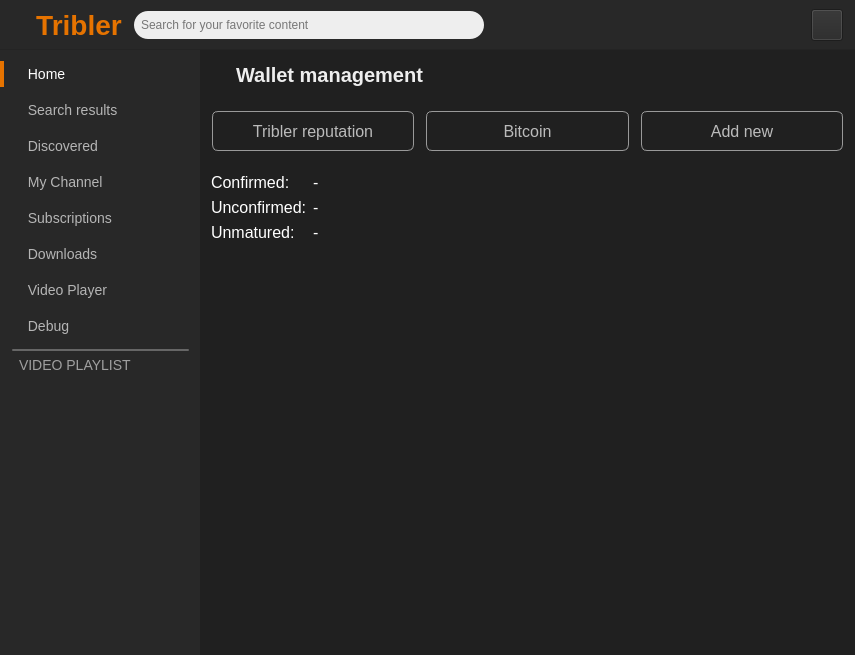
Qt form TriblerGUI/qt_resources/mainwindow.ui (vwigmore/tribler) before a commit.
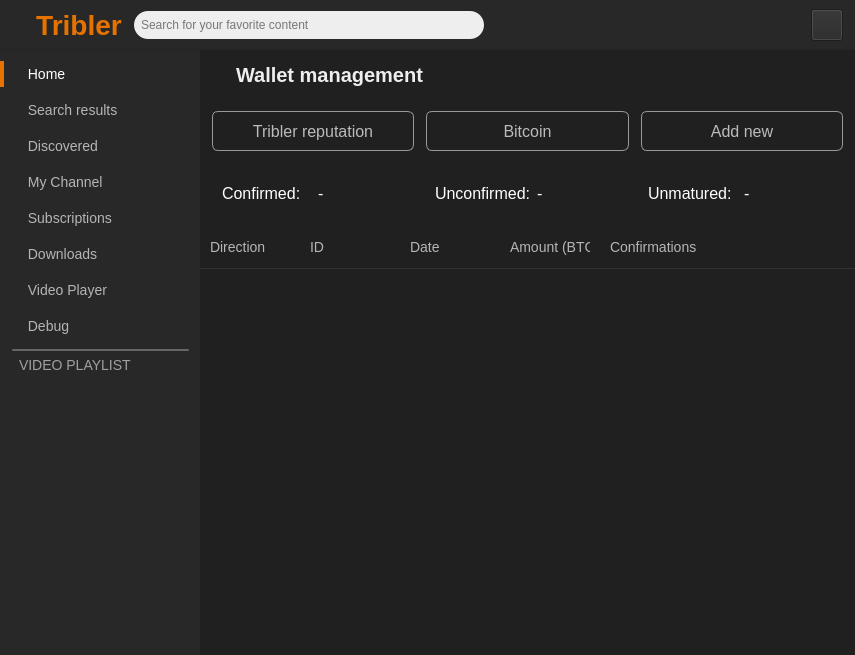
The same form after that commit. The open tabs and pages were chosen to show the change. Icons and pictures are not drawn. Custom widgets are drawn as their Qt base class.

Commit message: Added transactions overview to btc wallet

Diff of the .ui file:
```diff
--- a/TriblerGUI/qt_resources/mainwindow.ui
+++ b/TriblerGUI/qt_resources/mainwindow.ui
@@ -10208,6 +10208,40 @@
          </layout>
         </widget>
         <widget class="MarketWalletsPage" name="market_wallets_page">
+         <property name="styleSheet">
+          <string notr="true">QTreeWidget {
+border: none;
+font-size: 13px;
+}
+QTreeWidget::item {
+color: #eee;
+height: 30px;
+border-bottom: 1px solid #303030;
+}
+QTreeWidget::item:hover {
+background-color: #303030;
+}
+QTreeWidget::item::selected {
+background-color: #444;
+}
+QHeaderView {
+background-color: transparent;
+}
+QHeaderView::section {
+background-color: transparent;
+border: none;
+color: #B5B5B5;
+padding: 10px;
+font-size: 14px;
+border-bottom: 1px solid #303030;
+}
+QHeaderView::section:hover {
+color: white;
+}
+QTableCornerButton::section {
+background-color: transparent;
+}</string>
+         </property>
          <layout class="QVBoxLayout" name="verticalLayout">
           <property name="spacing">
            <number>0</number>
@@ -10589,50 +10623,130 @@
                  <string notr="true">color: white;
 font-size: 16px;</string>
                 </property>
-                <layout class="QFormLayout" name="formLayout_9">
-                 <property name="formAlignment">
-                  <set>Qt::AlignLeading|Qt::AlignLeft|Qt::AlignTop</set>
+                <layout class="QVBoxLayout" name="verticalLayout_19">
+                 <property name="spacing">
+                  <number>0</number>
                  </property>
-                 <item row="0" column="0">
-                  <widget class="QLabel" name="label_60">
-                   <property name="text">
-                    <string>Confirmed:</string>
-                   </property>
+                 <property name="leftMargin">
+                  <number>0</number>
+                 </property>
+                 <property name="topMargin">
+                  <number>0</number>
+                 </property>
+                 <property name="rightMargin">
+                  <number>0</number>
+                 </property>
+                 <property name="bottomMargin">
+                  <number>0</number>
+                 </property>
+                 <item>
+                  <widget class="QWidget" name="widget_35" native="true">
+                   <layout class="QHBoxLayout" name="horizontalLayout_47">
+                    <item>
+                     <widget class="QWidget" name="widget_36" native="true">
+                      <property name="minimumSize">
+                       <size>
+                        <width>0</width>
+                        <height>0</height>
+                       </size>
+                      </property>
+                      <property name="styleSheet">
+                       <string notr="true"/>
+                      </property>
+                      <layout class="QHBoxLayout" name="horizontalLayout_48">
+                       <item>
+                        <widget class="QLabel" name="label_60">
+                         <property name="text">
+                          <string>Confirmed:</string>
+                         </property>
+                        </widget>
+                       </item>
+                       <item>
+                        <widget class="QLabel" name="btc_wallet_confirmed_label">
+                         <property name="text">
+                          <string>-</string>
+                         </property>
+                        </widget>
+                       </item>
+                      </layout>
+                     </widget>
+                    </item>
+                    <item>
+                     <widget class="QWidget" name="widget_37" native="true">
+                      <layout class="QHBoxLayout" name="horizontalLayout_49">
+                       <item>
+                        <widget class="QLabel" name="label_61">
+                         <property name="text">
+                          <string>Unconfirmed:</string>
+                         </property>
+                        </widget>
+                       </item>
+                       <item>
+                        <widget class="QLabel" name="btc_wallet_unconfirmed_label">
+                         <property name="text">
+                          <string>-</string>
+                         </property>
+                        </widget>
+                       </item>
+                      </layout>
+                     </widget>
+                    </item>
+                    <item>
+                     <widget class="QWidget" name="widget_38" native="true">
+                      <layout class="QHBoxLayout" name="horizontalLayout_50">
+                       <item>
+                        <widget class="QLabel" name="label_62">
+                         <property name="text">
+                          <string>Unmatured:</string>
+                         </property>
+                        </widget>
+                       </item>
+                       <item>
+                        <widget class="QLabel" name="btc_wallet_unmatured_label">
+                         <property name="text">
+                          <string>-</string>
+                         </property>
+                        </widget>
+                       </item>
+                      </layout>
+                     </widget>
+                    </item>
+                   </layout>
                   </widget>
                  </item>
-                 <item row="1" column="0">
-                  <widget class="QLabel" name="label_61">
-                   <property name="text">
-                    <string>Unconfirmed:</string>
+                 <item>
+                  <widget class="QTreeWidget" name="btc_wallet_transactions_list">
+                   <property name="selectionMode">
+                    <enum>QAbstractItemView::NoSelection</enum>
                    </property>
-                  </widget>
-                 </item>
-                 <item row="2" column="0">
-                  <widget class="QLabel" name="label_62">
-                   <property name="text">
-                    <string>Unmatured:</string>
+                   <property name="indentation">
+                    <number>0</number>
                    </property>
-                  </widget>
-                 </item>
-                 <item row="0" column="1">
-                  <widget class="QLabel" name="btc_wallet_confirmed_label">
-                   <property name="text">
-                    <string>-</string>
-                   </property>
-                  </widget>
-                 </item>
-                 <item row="1" column="1">
-                  <widget class="QLabel" name="btc_wallet_unconfirmed_label">
-                   <property name="text">
-                    <string>-</string>
-                   </property>
-                  </widget>
-                 </item>
-                 <item row="2" column="1">
-                  <widget class="QLabel" name="btc_wallet_unmatured_label">
-                   <property name="text">
-                    <string>-</string>
-                   </property>
+                   <column>
+                    <property name="text">
+                     <string>Direction</string>
+                    </property>
+                   </column>
+                   <column>
+                    <property name="text">
+                     <string>ID</string>
+                    </property>
+                   </column>
+                   <column>
+                    <property name="text">
+                     <string>Date</string>
+                    </property>
+                   </column>
+                   <column>
+                    <property name="text">
+                     <string>Amount (BTC)</string>
+                    </property>
+                   </column>
+                   <column>
+                    <property name="text">
+                     <string>Confirmations</string>
+                    </property>
+                   </column>
                   </widget>
                  </item>
                 </layout>
```
The commit also changes 5 other files.
